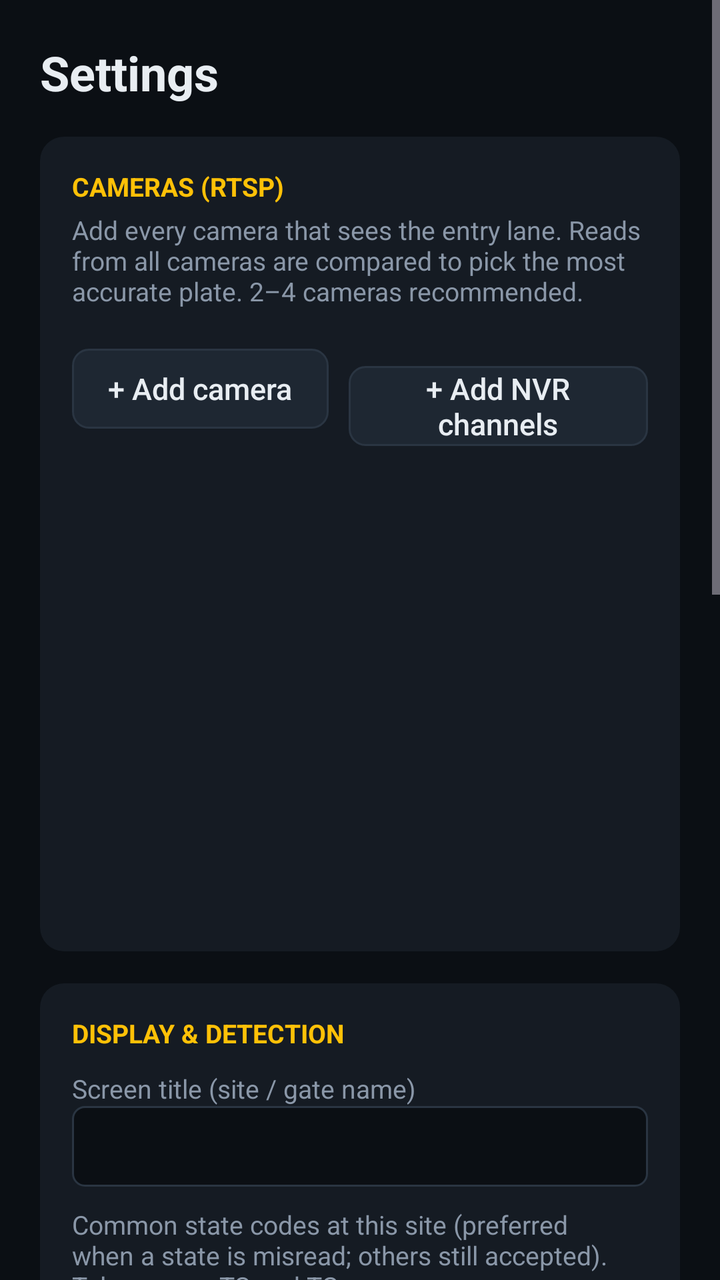
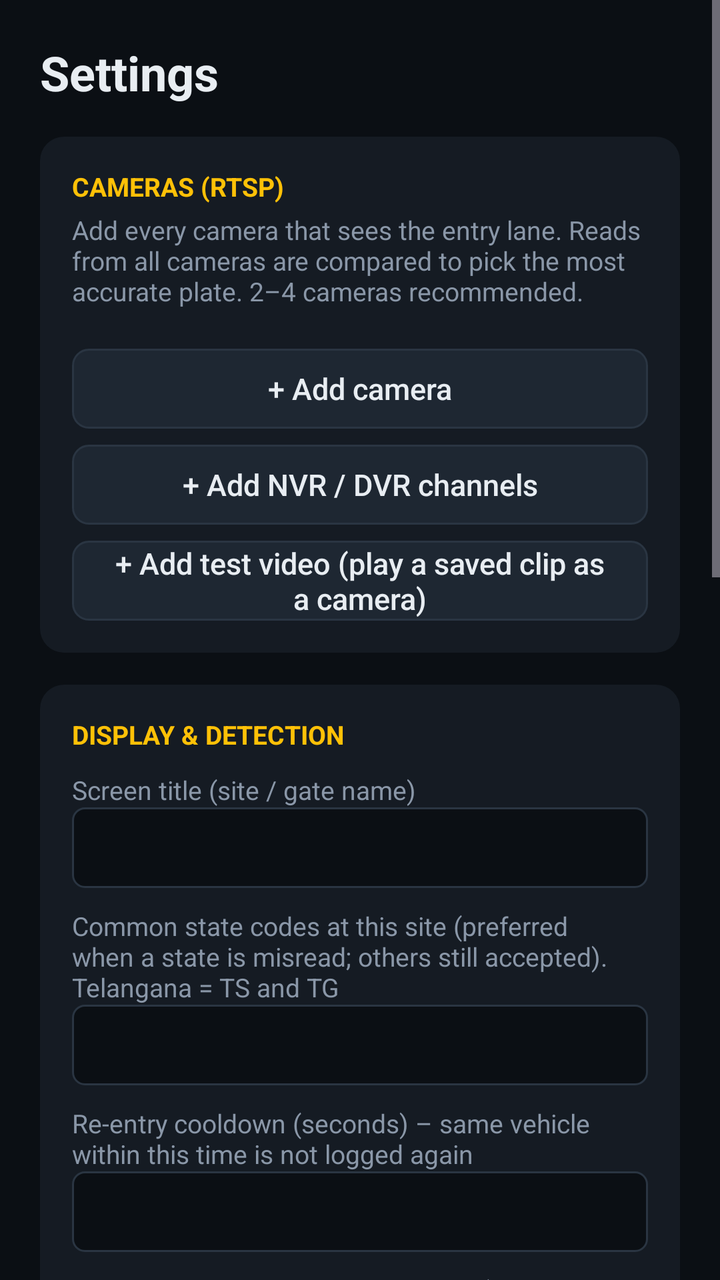

Compare the two renders of this Android layout. The source of the first and the diff that turns it into the second are given below.
<!-- AndroidManifest.xml: application theme Theme.VehicleGate -->
<!-- res/layout/activity_settings.xml -->
<?xml version="1.0" encoding="utf-8"?>
<ScrollView xmlns:android="http://schemas.android.com/apk/res/android"
    android:layout_width="match_parent"
    android:layout_height="match_parent"
    android:background="@color/bg"
    android:fillViewport="true">

    <LinearLayout
        android:layout_width="match_parent"
        android:layout_height="wrap_content"
        android:orientation="vertical"
        android:padding="20dp">

        <TextView
            android:layout_width="wrap_content"
            android:layout_height="wrap_content"
            android:text="Settings"
            android:textColor="@color/text"
            android:textSize="24sp"
            android:textStyle="bold" />

        
        <LinearLayout
            android:layout_width="match_parent"
            android:layout_height="wrap_content"
            android:layout_marginTop="16dp"
            android:background="@drawable/card_bg"
            android:orientation="vertical"
            android:padding="16dp">

            <TextView
                android:layout_width="wrap_content"
                android:layout_height="wrap_content"
                android:text="CAMERAS (RTSP)"
                android:textColor="@color/accent"
                android:textSize="13sp"
                android:textStyle="bold" />

            <TextView
                android:layout_width="wrap_content"
                android:layout_height="wrap_content"
                android:layout_marginTop="4dp"
                android:text="Add every camera that sees the entry lane. Reads from all cameras are compared to pick the most accurate plate. 2–4 cameras recommended."
                android:textColor="@color/text_dim"
                android:textSize="13sp" />

            <LinearLayout
                android:id="@+id/cameraList"
                android:layout_width="match_parent"
                android:layout_height="wrap_content"
                android:layout_marginTop="10dp"
                android:orientation="vertical" />

            <LinearLayout
                android:layout_width="wrap_content"
                android:layout_height="wrap_content"
                android:layout_marginTop="10dp"
                android:orientation="horizontal">

                <androidx.appcompat.widget.AppCompatButton
                    android:id="@+id/addCamera"
                    style="@style/TvButton"
                    android:layout_width="wrap_content"
                    android:layout_height="wrap_content"
                    android:text="+ Add camera" />

                <androidx.appcompat.widget.AppCompatButton
                    android:id="@+id/addNvr"
                    style="@style/TvButton"
                    android:layout_width="wrap_content"
                    android:layout_height="wrap_content"
                    android:layout_marginStart="10dp"
                    android:text="+ Add NVR channels" />

                <androidx.appcompat.widget.AppCompatButton
                    android:id="@+id/addTestVideo"
                    style="@style/TvButton"
                    android:layout_width="wrap_content"
                    android:layout_height="wrap_content"
                    android:layout_marginStart="10dp"
                    android:text="+ Add test video" />
            </LinearLayout>
        </LinearLayout>

        
        <LinearLayout
            android:layout_width="match_parent"
            android:layout_height="wrap_content"
            android:layout_marginTop="16dp"
            android:background="@drawable/card_bg"
            android:orientation="vertical"
            android:padding="16dp">

            <TextView
                android:layout_width="wrap_content"
                android:layout_height="wrap_content"
                android:text="DISPLAY &amp; DETECTION"
                android:textColor="@color/accent"
                android:textSize="13sp"
                android:textStyle="bold" />

            <TextView style="@style/FieldLabel" android:layout_width="wrap_content" android:layout_height="wrap_content" android:text="Screen title (site / gate name)" />
            <EditText android:id="@+id/siteTitle" style="@style/Field" android:layout_width="match_parent" android:layout_height="wrap_content" android:inputType="text" />

            <TextView style="@style/FieldLabel" android:layout_width="wrap_content" android:layout_height="wrap_content" android:text="Common state codes at this site (preferred when a state is misread; others still accepted). Telangana = TS and TG" />
            <EditText android:id="@+id/commonStates" style="@style/Field" android:layout_width="match_parent" android:layout_height="wrap_content" android:inputType="textCapCharacters" />

            <TextView style="@style/FieldLabel" android:layout_width="wrap_content" android:layout_height="wrap_content" android:text="Re-entry cooldown (seconds) – same vehicle within this time is not logged again" />
            <EditText android:id="@+id/cooldown" style="@style/Field" android:layout_width="match_parent" android:layout_height="wrap_content" android:inputType="number" />

            <TextView style="@style/FieldLabel" android:layout_width="wrap_content" android:layout_height="wrap_content" android:text="Minimum reads to accept a vehicle (across all cameras)" />
            <EditText android:id="@+id/minReads" style="@style/Field" android:layout_width="match_parent" android:layout_height="wrap_content" android:inputType="number" />

            <TextView style="@style/FieldLabel" android:layout_width="wrap_content" android:layout_height="wrap_content" android:text="Decision delay (ms) – wait this long after the last read before deciding" />
            <EditText android:id="@+id/settle" style="@style/Field" android:layout_width="match_parent" android:layout_height="wrap_content" android:inputType="number" />

            <TextView style="@style/FieldLabel" android:layout_width="wrap_content" android:layout_height="wrap_content" android:text="OCR interval per camera (ms) while motion is present" />
            <EditText android:id="@+id/ocrInterval" style="@style/Field" android:layout_width="match_parent" android:layout_height="wrap_content" android:inputType="number" />

            <TextView style="@style/FieldLabel" android:layout_width="wrap_content" android:layout_height="wrap_content" android:text="Minimum confidence (%)" />
            <EditText android:id="@+id/minConf" style="@style/Field" android:layout_width="match_parent" android:layout_height="wrap_content" android:inputType="number" />

            <TextView style="@style/FieldLabel" android:layout_width="wrap_content" android:layout_height="wrap_content" android:text="Keep history for (days, 0 = forever)" />
            <EditText android:id="@+id/retention" style="@style/Field" android:layout_width="match_parent" android:layout_height="wrap_content" android:inputType="number" />

            <CheckBox
                android:id="@+id/beep"
                android:layout_width="wrap_content"
                android:layout_height="wrap_content"
                android:layout_marginTop="10dp"
                android:background="@drawable/row_bg"
                android:padding="6dp"
                android:text="Beep when a new vehicle is logged"
                android:textColor="@color/text" />

            <CheckBox
                android:id="@+id/liveVideo"
                android:layout_width="wrap_content"
                android:layout_height="wrap_content"
                android:background="@drawable/row_bg"
                android:padding="6dp"
                android:text="Show live camera video on the dashboard (off = small status chips; use ▶ Preview to watch a camera)"
                android:textColor="@color/text" />
        </LinearLayout>

        <HorizontalScrollView
            android:layout_width="match_parent"
            android:layout_height="wrap_content"
            android:layout_marginTop="16dp"
            android:scrollbars="none">
        <LinearLayout
            android:layout_width="wrap_content"
            android:layout_height="wrap_content"
            android:orientation="horizontal">

            <androidx.appcompat.widget.AppCompatButton
                android:id="@+id/save"
                style="@style/TvButton"
                android:layout_width="wrap_content"
                android:layout_height="wrap_content"
                android:text="Save &amp; back" />

            <androidx.appcompat.widget.AppCompatButton
                android:id="@+id/exportSettings"
                style="@style/TvButton"
                android:layout_width="wrap_content"
                android:layout_height="wrap_content"
                android:layout_marginStart="10dp"
                android:text="Backup settings" />

            <androidx.appcompat.widget.AppCompatButton
                android:id="@+id/importSettings"
                style="@style/TvButton"
                android:layout_width="wrap_content"
                android:layout_height="wrap_content"
                android:layout_marginStart="10dp"
                android:text="Restore settings" />

            <androidx.appcompat.widget.AppCompatButton
                android:id="@+id/exportCsv"
                style="@style/TvButton"
                android:layout_width="wrap_content"
                android:layout_height="wrap_content"
                android:layout_marginStart="10dp"
                android:text="Export history (CSV)" />

            <androidx.appcompat.widget.AppCompatButton
                android:id="@+id/clearHistory"
                style="@style/TvButton"
                android:layout_width="wrap_content"
                android:layout_height="wrap_content"
                android:layout_marginStart="10dp"
                android:text="Clear history"
                android:textColor="@color/error" />
        </LinearLayout>
        </HorizontalScrollView>
    </LinearLayout>
</ScrollView>
<!-- resources referenced by this layout -->
<resources>
  <color name="accent">#FFC107</color>
  <color name="bg">#0B0F14</color>
  <color name="error">#FF5252</color>
  <color name="text">#E8EDF2</color>
  <color name="text_dim">#8A97A8</color>
  <!-- drawable card_bg (drawable) -->
  <?xml version="1.0" encoding="utf-8"?>
  <shape xmlns:android="http://schemas.android.com/apk/res/android" android:shape="rectangle">
      <solid android:color="@color/surface" />
      <corners android:radius="12dp" />
  </shape>
  <!-- drawable row_bg (drawable) -->
  <?xml version="1.0" encoding="utf-8"?>
  <selector xmlns:android="http://schemas.android.com/apk/res/android">
      <item android:state_focused="true">
          <shape android:shape="rectangle">
              <solid android:color="@color/surface2" />
              <stroke android:width="2dp" android:color="@color/accent" />
              <corners android:radius="6dp" />
          </shape>
      </item>
      <item>
          <shape android:shape="rectangle">
              <solid android:color="@android:color/transparent" />
          </shape>
      </item>
  </selector>
  <style name="Field">
          <item name="android:background">@drawable/field_bg</item>
          <item name="android:textColor">@color/text</item>
          <item name="android:textColorHint">@color/text_dim</item>
          <item name="android:textSize">15sp</item>
          <item name="android:padding">10dp</item>
          <item name="android:singleLine">true</item>
      </style>
  <style name="FieldLabel">
          <item name="android:textColor">@color/text_dim</item>
          <item name="android:textSize">13sp</item>
          <item name="android:layout_marginTop">10dp</item>
      </style>
  <style name="TvButton" parent="Widget.AppCompat.Button.Borderless">
          <item name="android:background">@drawable/focus_bg</item>
          <item name="android:textColor">@color/text</item>
          <item name="android:textAllCaps">false</item>
          <item name="android:textSize">15sp</item>
          <item name="android:paddingStart">18dp</item>
          <item name="android:paddingEnd">18dp</item>
          <item name="android:minHeight">40dp</item>
          <item name="android:focusable">true</item>
      </style>
  <style name="Theme.VehicleGate" parent="Theme.Material3.Dark.NoActionBar">
          <item name="android:windowBackground">@color/bg</item>
          <item name="colorPrimary">@color/accent</item>
          <item name="colorOnPrimary">#000000</item>
          <item name="colorSecondary">@color/accent</item>
          <item name="android:statusBarColor">@color/bg</item>
          <item name="android:navigationBarColor">@color/bg</item>
      </style>
  <color name="surface">#151B23</color>
  <color name="surface2">#1E2732</color>
  <!-- drawable field_bg (drawable) -->
  <?xml version="1.0" encoding="utf-8"?>
  <selector xmlns:android="http://schemas.android.com/apk/res/android">
      <item android:state_focused="true">
          <shape android:shape="rectangle">
              <solid android:color="@color/bg" />
              <stroke android:width="2dp" android:color="@color/accent" />
              <corners android:radius="6dp" />
          </shape>
      </item>
      <item>
          <shape android:shape="rectangle">
              <solid android:color="@color/bg" />
              <stroke android:width="1dp" android:color="@color/divider" />
              <corners android:radius="6dp" />
          </shape>
      </item>
  </selector>
  <color name="divider">#2A3542</color>
  <!-- unchanged entries left out for length: 1 -->
</resources>

<!-- the commit's change to res/layout/activity_settings.xml (unified diff, before → after) -->
@@ -52,33 +52,33 @@
                 android:orientation="vertical" />
 
             <LinearLayout
-                android:layout_width="wrap_content"
+                android:layout_width="match_parent"
                 android:layout_height="wrap_content"
                 android:layout_marginTop="10dp"
-                android:orientation="horizontal">
+                android:orientation="vertical">
 
                 <androidx.appcompat.widget.AppCompatButton
                     android:id="@+id/addCamera"
                     style="@style/TvButton"
-                    android:layout_width="wrap_content"
+                    android:layout_width="match_parent"
                     android:layout_height="wrap_content"
                     android:text="+ Add camera" />
 
                 <androidx.appcompat.widget.AppCompatButton
                     android:id="@+id/addNvr"
                     style="@style/TvButton"
-                    android:layout_width="wrap_content"
+                    android:layout_width="match_parent"
                     android:layout_height="wrap_content"
-                    android:layout_marginStart="10dp"
-                    android:text="+ Add NVR channels" />
+                    android:layout_marginTop="8dp"
+                    android:text="+ Add NVR / DVR channels" />
 
                 <androidx.appcompat.widget.AppCompatButton
                     android:id="@+id/addTestVideo"
                     style="@style/TvButton"
-                    android:layout_width="wrap_content"
+                    android:layout_width="match_parent"
                     android:layout_height="wrap_content"
-                    android:layout_marginStart="10dp"
-                    android:text="+ Add test video" />
+                    android:layout_marginTop="8dp"
+                    android:text="+ Add test video (play a saved clip as a camera)" />
             </LinearLayout>
         </LinearLayout>
 
@@ -143,56 +143,52 @@
                 android:textColor="@color/text" />
         </LinearLayout>
 
-        <HorizontalScrollView
+        <LinearLayout
             android:layout_width="match_parent"
             android:layout_height="wrap_content"
-            android:layout_marginTop="16dp"
-            android:scrollbars="none">
-        <LinearLayout
-            android:layout_width="wrap_content"
+            android:layout_marginTop="8dp"
+            android:orientation="vertical">
+
+        <androidx.appcompat.widget.AppCompatButton
+            android:id="@+id/save"
+            style="@style/TvButton"
+            android:layout_width="match_parent"
             android:layout_height="wrap_content"
-            android:orientation="horizontal">
+            android:layout_marginTop="8dp"
+            android:text="Save &amp; back" />
 
-            <androidx.appcompat.widget.AppCompatButton
-                android:id="@+id/save"
-                style="@style/TvButton"
-                android:layout_width="wrap_content"
-                android:layout_height="wrap_content"
-                android:text="Save &amp; back" />
+        <androidx.appcompat.widget.AppCompatButton
+            android:id="@+id/exportSettings"
+            style="@style/TvButton"
+            android:layout_width="match_parent"
+            android:layout_height="wrap_content"
+            android:layout_marginTop="8dp"
+            android:text="Backup settings" />
 
-            <androidx.appcompat.widget.AppCompatButton
-                android:id="@+id/exportSettings"
-                style="@style/TvButton"
-                android:layout_width="wrap_content"
-                android:layout_height="wrap_content"
-                android:layout_marginStart="10dp"
-                android:text="Backup settings" />
+        <androidx.appcompat.widget.AppCompatButton
+            android:id="@+id/importSettings"
+            style="@style/TvButton"
+            android:layout_width="match_parent"
+            android:layout_height="wrap_content"
+            android:layout_marginTop="8dp"
+            android:text="Restore settings" />
 
-            <androidx.appcompat.widget.AppCompatButton
-                android:id="@+id/importSettings"
-                style="@style/TvButton"
-                android:layout_width="wrap_content"
-                android:layout_height="wrap_content"
-                android:layout_marginStart="10dp"
-                android:text="Restore settings" />
+        <androidx.appcompat.widget.AppCompatButton
+            android:id="@+id/exportCsv"
+            style="@style/TvButton"
+            android:layout_width="match_parent"
+            android:layout_height="wrap_content"
+            android:layout_marginTop="8dp"
+            android:text="Export history (CSV)" />
 
-            <androidx.appcompat.widget.AppCompatButton
-                android:id="@+id/exportCsv"
-                style="@style/TvButton"
-                android:layout_width="wrap_content"
-                android:layout_height="wrap_content"
-                android:layout_marginStart="10dp"
-                android:text="Export history (CSV)" />
-
-            <androidx.appcompat.widget.AppCompatButton
-                android:id="@+id/clearHistory"
-                style="@style/TvButton"
-                android:layout_width="wrap_content"
-                android:layout_height="wrap_content"
-                android:layout_marginStart="10dp"
-                android:text="Clear history"
-                android:textColor="@color/error" />
+        <androidx.appcompat.widget.AppCompatButton
+            android:id="@+id/clearHistory"
+            style="@style/TvButton"
+            android:layout_width="match_parent"
+            android:layout_height="wrap_content"
+            android:layout_marginTop="8dp"
+            android:text="Clear history"
+            android:textColor="@color/error" />
         </LinearLayout>
-        </HorizontalScrollView>
     </LinearLayout>
 </ScrollView>
